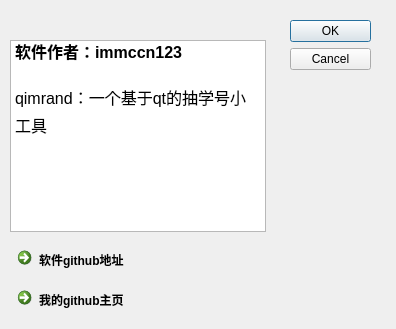
First picture: the form in program/about.ui, repository immccn123/qimrand, before the edit.
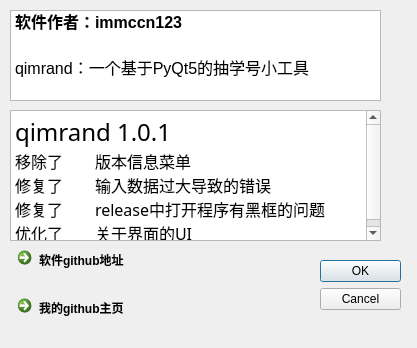
Second picture: the form after the edit.

```diff
--- a/program/about.ui
+++ b/program/about.ui
@@ -6,8 +6,8 @@
    <rect>
     <x>0</x>
     <y>0</y>
-    <width>396</width>
-    <height>329</height>
+    <width>417</width>
+    <height>348</height>
    </rect>
   </property>
   <property name="windowTitle">
@@ -16,10 +16,10 @@
   <widget class="QDialogButtonBox" name="button">
    <property name="geometry">
     <rect>
-     <x>290</x>
-     <y>20</y>
+     <x>320</x>
+     <y>260</y>
      <width>81</width>
-     <height>241</height>
+     <height>61</height>
     </rect>
    </property>
    <property name="font">
@@ -34,31 +34,13 @@
     <set>QDialogButtonBox::Cancel|QDialogButtonBox::Ok</set>
    </property>
   </widget>
-  <widget class="QCommandLinkButton" name="commandLinkButton">
-   <property name="geometry">
-    <rect>
-     <x>10</x>
-     <y>280</y>
-     <width>381</width>
-     <height>41</height>
-    </rect>
-   </property>
-   <property name="font">
-    <font>
-     <family>Segoe UI</family>
-    </font>
-   </property>
-   <property name="text">
-    <string>我的github主页</string>
-   </property>
-  </widget>
   <widget class="QTextBrowser" name="textBrowser">
    <property name="geometry">
     <rect>
      <x>10</x>
-     <y>40</y>
-     <width>256</width>
-     <height>192</height>
+     <y>10</y>
+     <width>371</width>
+     <height>91</height>
     </rect>
    </property>
    <property name="font">
@@ -72,26 +54,70 @@
 p, li { white-space: pre-wrap; }
 &lt;/style&gt;&lt;/head&gt;&lt;body style=&quot; font-family:'Microsoft YaHei UI'; font-size:9pt; font-weight:400; font-style:normal;&quot;&gt;
 &lt;h1 style=&quot; margin-top:18px; margin-bottom:12px; margin-left:0px; margin-right:0px; -qt-block-indent:0; text-indent:0px;&quot;&gt;&lt;span style=&quot; font-size:8pt; font-weight:600; vertical-align:super;&quot;&gt;软件作者：immccn123&lt;/span&gt;&lt;/h1&gt;
-&lt;h1 style=&quot; margin-top:18px; margin-bottom:12px; margin-left:0px; margin-right:0px; -qt-block-indent:0; text-indent:0px;&quot;&gt;&lt;span style=&quot; font-size:8pt; font-weight:56; vertical-align:super;&quot;&gt;qimrand：一个基于qt的抽学号小工具&lt;/span&gt;&lt;/h1&gt;&lt;/body&gt;&lt;/html&gt;</string>
+&lt;h1 style=&quot; margin-top:18px; margin-bottom:12px; margin-left:0px; margin-right:0px; -qt-block-indent:0; text-indent:0px;&quot;&gt;&lt;span style=&quot; font-size:8pt; font-weight:56; vertical-align:super;&quot;&gt;qimrand：一个基于PyQt5的抽学号小工具&lt;/span&gt;&lt;/h1&gt;&lt;/body&gt;&lt;/html&gt;</string>
    </property>
   </widget>
-  <widget class="QCommandLinkButton" name="commandLinkButton_2">
+  <widget class="QTextBrowser" name="textBrowser_2">
+   <property name="geometry">
+    <rect>
+     <x>10</x>
+     <y>110</y>
+     <width>371</width>
+     <height>131</height>
+    </rect>
+   </property>
+   <property name="font">
+    <font>
+     <family>Microsoft YaHei UI Light</family>
+    </font>
+   </property>
+   <property name="html">
+    <string>&lt;!DOCTYPE HTML PUBLIC &quot;-//W3C//DTD HTML 4.0//EN&quot; &quot;http://www.w3.org/TR/REC-html40/strict.dtd&quot;&gt;
+&lt;html&gt;&lt;head&gt;&lt;meta name=&quot;qrichtext&quot; content=&quot;1&quot; /&gt;&lt;style type=&quot;text/css&quot;&gt;
+p, li { white-space: pre-wrap; }
+&lt;/style&gt;&lt;/head&gt;&lt;body style=&quot; font-family:'Microsoft YaHei UI Light'; font-size:9pt; font-weight:400; font-style:normal;&quot;&gt;
+&lt;p style=&quot; margin-top:0px; margin-bottom:0px; margin-left:0px; margin-right:0px; -qt-block-indent:0; text-indent:0px;&quot;&gt;&lt;span style=&quot; font-size:18pt;&quot;&gt;qimrand 1.0.1&lt;/span&gt;&lt;/p&gt;
+&lt;p style=&quot; margin-top:0px; margin-bottom:0px; margin-left:0px; margin-right:0px; -qt-block-indent:0; text-indent:0px;&quot;&gt;&lt;span style=&quot; font-size:12pt;&quot;&gt;移除了	版本信息菜单&lt;/span&gt;&lt;/p&gt;
+&lt;p style=&quot; margin-top:0px; margin-bottom:0px; margin-left:0px; margin-right:0px; -qt-block-indent:0; text-indent:0px;&quot;&gt;&lt;span style=&quot; font-size:12pt;&quot;&gt;修复了	输入数据过大导致的错误&lt;/span&gt;&lt;/p&gt;
+&lt;p style=&quot; margin-top:0px; margin-bottom:0px; margin-left:0px; margin-right:0px; -qt-block-indent:0; text-indent:0px;&quot;&gt;&lt;span style=&quot; font-size:12pt;&quot;&gt;修复了	release中打开程序有黑框的问题&lt;/span&gt;&lt;/p&gt;
+&lt;p style=&quot; margin-top:0px; margin-bottom:0px; margin-left:0px; margin-right:0px; -qt-block-indent:0; text-indent:0px;&quot;&gt;&lt;span style=&quot; font-size:12pt;&quot;&gt;优化了	关于界面的UI&lt;/span&gt;&lt;/p&gt;&lt;/body&gt;&lt;/html&gt;</string>
+   </property>
+  </widget>
+  <widget class="QWidget" name="">
    <property name="geometry">
     <rect>
      <x>10</x>
      <y>240</y>
-     <width>381</width>
-     <height>41</height>
+     <width>291</width>
+     <height>90</height>
     </rect>
    </property>
-   <property name="font">
-    <font>
-     <family>Segoe UI</family>
-    </font>
-   </property>
-   <property name="text">
-    <string>软件github地址</string>
-   </property>
+   <layout class="QVBoxLayout" name="verticalLayout">
+    <item>
+     <widget class="QCommandLinkButton" name="commandLinkButton_2">
+      <property name="font">
+       <font>
+        <family>Microsoft YaHei UI</family>
+       </font>
+      </property>
+      <property name="text">
+       <string>软件github地址</string>
+      </property>
+     </widget>
+    </item>
+    <item>
+     <widget class="QCommandLinkButton" name="commandLinkButton">
+      <property name="font">
+       <font>
+        <family>Microsoft YaHei UI</family>
+       </font>
+      </property>
+      <property name="text">
+       <string>我的github主页</string>
+      </property>
+     </widget>
+    </item>
+   </layout>
   </widget>
  </widget>
  <resources/>
```
